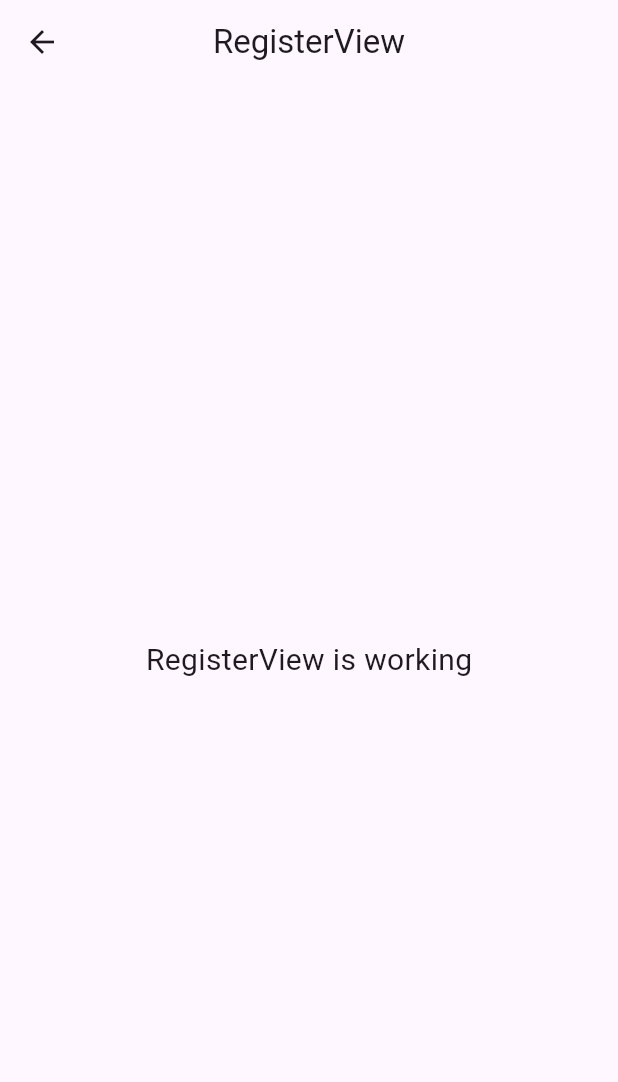
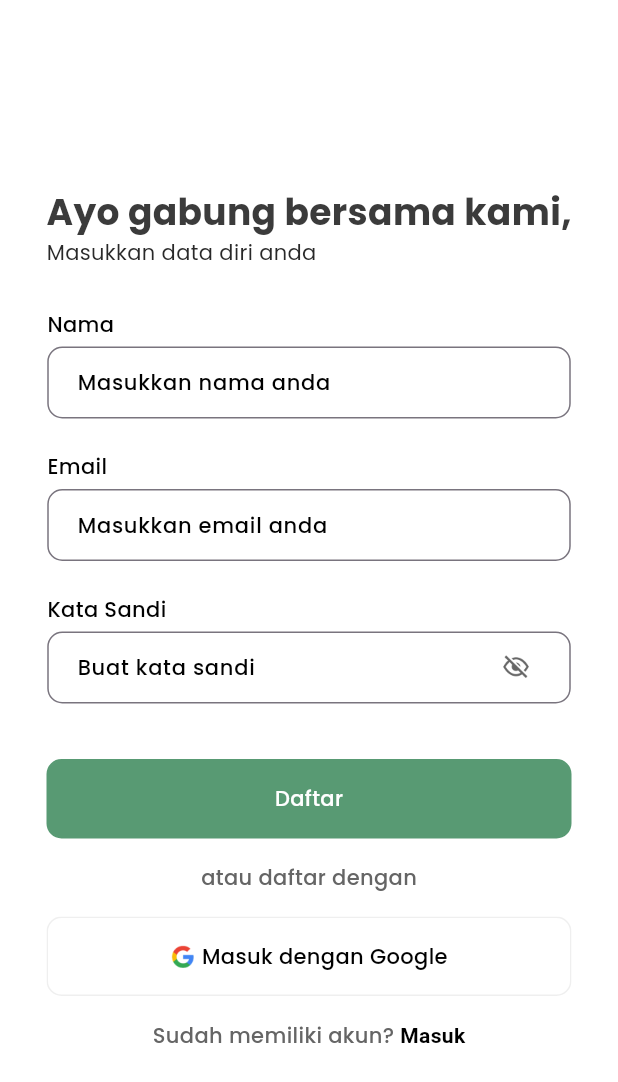
Before and after one commit to MotionHacks4-0/Team4, a Flutter app: the screen it shows after launch, after a tap on "Daftar", on a phone screen of 412 x 824 dp. Shown: the top 1082 px of the screen. Run offline on Flutter 3.47's test engine with Material 3 defaults, Android fonts, the phone set to English and light mode, and no system bars; our stand-ins replace firebase_core, get, google_fonts, smooth_page_indicator; accounts and stored records are empty.

Commit message:
slicing-profile-login-logout

```diff
--- a/lib/app/modules/login/views/login_view.dart
+++ b/lib/app/modules/login/views/login_view.dart
@@ -1,6 +1,7 @@
 import 'package:eco_trip/app/routes/app_pages.dart';
 import 'package:eco_trip/app/utils/app_style.dart';
 import 'package:eco_trip/app/widgets/custom_button.dart';
+import 'package:eco_trip/app/widgets/custom_textform.dart';
 import 'package:flutter/material.dart';
 
 import 'package:get/get.dart';
@@ -26,9 +27,40 @@ class LoginView extends GetView<LoginController> {
               ),
             ),
             SizedBox(height: 28),
+            CustomTextform(title: "Email", textHint: "Your Email"),
+            SizedBox(height: 22),
+            CustomTextform(
+              title: "kata Sandi",
+              textHint: "Password",
+              icon: "eye.png",
+            ),
+            SizedBox(height: 10),
+            Row(
+              children: [
+                Padding(
+                  padding: EdgeInsets.only(left: 18),
+                  child: Obx(() => Checkbox(
+                        value: controller.rememberMe.value,
+                        onChanged: controller.toggleRememberMe,
+                      )),
+                ),
+                Text(
+                  "Ingat saya",
+                  style: Style.headLineStyle5,
+                ),
+                SizedBox(width: 110),
+                GestureDetector(
+                  onTap: () {},
+                  child: Text("Lupa kata sandi?", style: Style.headLineStyle5),
+                ),
+              ],
+            ),
+            SizedBox(height: 30),
             CustomButton(
               text: "Masuk",
-              onPress: () {},
+              onPress: () {
+                Get.toNamed(Routes.PROFILE);
+              },
               textStyle: Style.headLineStyle6,
               col: Style.primaryColor,
               borderColor: Style.primaryColor,
--- a/lib/app/modules/register/views/register_view.dart
+++ b/lib/app/modules/register/views/register_view.dart
@@ -1,3 +1,7 @@
+import 'package:eco_trip/app/routes/app_pages.dart';
+import 'package:eco_trip/app/utils/app_style.dart';
+import 'package:eco_trip/app/widgets/custom_button.dart';
+import 'package:eco_trip/app/widgets/custom_textform.dart';
 import 'package:flutter/material.dart';
 
 import 'package:get/get.dart';
@@ -9,14 +13,81 @@ class RegisterView extends GetView<RegisterController> {
   @override
   Widget build(BuildContext context) {
     return Scaffold(
-      appBar: AppBar(
-        title: const Text('RegisterView'),
-        centerTitle: true,
-      ),
-      body: const Center(
-        child: Text(
-          'RegisterView is working',
-          style: TextStyle(fontSize: 20),
+      backgroundColor: Style.whiteColor,
+      body: Center(
+        child: Column(
+          mainAxisAlignment: MainAxisAlignment.center,
+          crossAxisAlignment: CrossAxisAlignment.center,
+          children: [
+            Padding(
+              padding: EdgeInsets.only(right: 0),
+              child: Text(
+                "Ayo gabung bersama kami,",
+                style: Style.headLineStyle10,
+              ),
+            ),
+            Padding(
+              padding: EdgeInsets.only(right: 170),
+              child: Text(
+                "Masukkan data diri anda",
+                style: Style.headLineStyle9,
+              ),
+            ),
+            SizedBox(height: 28),
+            CustomTextform(title: "Nama", textHint: "Masukkan nama anda"),
+            SizedBox(height: 22),
+            CustomTextform(title: "Email", textHint: "Masukkan email anda"),
+            SizedBox(height: 22),
+            CustomTextform(
+              title: "Kata Sandi",
+              textHint: "Buat kata sandi",
+              icon: "eye.png",
+            ),
+            SizedBox(height: 37),
+            CustomButton(
+              text: "Daftar",
+              onPress: () {},
+              textStyle: Style.headLineStyle6,
+              col: Style.primaryColor,
+              borderColor: Style.primaryColor,
+            ),
+            SizedBox(height: 16),
+            Text(
+              "atau daftar dengan",
+              style: Style.headLineStyle7,
+            ),
+            SizedBox(height: 16),
+            CustomButton(
+              text: "Masuk dengan Google",
+              onPress: () {},
+              icon: "google.png",
+              col: Style.whiteColor,
+              borderColor: Style.greyColor1,
+              textStyle: Style.headLineStyle5,
+            ),
+            SizedBox(height: 16),
+            Row(
+              mainAxisAlignment: MainAxisAlignment.center,
+              children: [
+                Text(
+                  "Sudah memiliki akun? ",
+                  style: Style.headLineStyle7,
+                ),
+                GestureDetector(
+                  onTap: () {
+                    Get.toNamed(Routes.LOGIN);
+                  },
+                  child: Text(
+                    "Masuk",
+                    style: TextStyle(
+                      fontWeight: FontWeight.bold,
+                      color: Colors.black,
+                    ),
+                  ),
+                ),
+              ],
+            ),
+          ],
         ),
       ),
     );
--- a/lib/app/routes/app_pages.dart
+++ b/lib/app/routes/app_pages.dart
@@ -6,6 +6,8 @@ import '../modules/login/bindings/login_binding.dart';
 import '../modules/login/views/login_view.dart';
 import '../modules/onboarding/bindings/onboarding_binding.dart';
 import '../modules/onboarding/views/onboarding_view.dart';
+import '../modules/profile/bindings/profile_binding.dart';
+import '../modules/profile/views/profile_view.dart';
 import '../modules/register/bindings/register_binding.dart';
 import '../modules/register/views/register_view.dart';
 import '../widgets/splash.dart';
@@ -42,5 +44,10 @@ class AppPages {
       page: () => const RegisterView(),
       binding: RegisterBinding(),
     ),
+    GetPage(
+      name: _Paths.PROFILE,
+      page: () => ProfileView(),
+      binding: ProfileBinding(),
+    ),
   ];
 }
--- a/lib/app/routes/app_routes.dart
+++ b/lib/app/routes/app_routes.dart
@@ -8,6 +8,7 @@ abstract class Routes {
   static const ONBOARDING = _Paths.ONBOARDING;
   static const LOGIN = _Paths.LOGIN;
   static const REGISTER = _Paths.REGISTER;
+  static const PROFILE = _Paths.PROFILE;
 }
 
 abstract class _Paths {
@@ -17,4 +18,5 @@ abstract class _Paths {
   static const ONBOARDING = '/onboarding';
   static const LOGIN = '/login';
   static const REGISTER = '/register';
+  static const PROFILE = '/profile';
 }
--- a/lib/app/utils/app_style.dart
+++ b/lib/app/utils/app_style.dart
@@ -10,12 +10,17 @@ class Style {
   static Color whiteColor = const Color(0xFFFFFFFF);
   static Color greyColor1 = const Color(0xFFEFEFEF);
   static Color greyColor2 = const Color(0xFF656565);
-
+  static Color redColor = const Color(0xFFB80A0A);
   static Color blueColor = const Color(0xff4C76A5);
   static TextStyle textStyle = GoogleFonts.poppins(
     fontSize: 16,
     color: textColor,
     fontWeight: FontWeight.w500,
+  );
+  static TextStyle textStyle2 = GoogleFonts.poppins(
+    fontSize: 16,
+    color: Colors.black,
+    fontWeight: FontWeight.bold,
   );
   static TextStyle headLineStyle = GoogleFonts.poppins(
     fontSize: 26,
@@ -55,4 +60,24 @@ class Style {
     color: textColor,
     fontWeight: FontWeight.bold,
   );
+  static TextStyle headLineStyle9 = GoogleFonts.poppins(
+    fontSize: 14,
+    color: Color(0xFF292929),
+  );
+  static TextStyle headLineStyle10 = GoogleFonts.poppins(
+    fontSize: 24,
+    color: textColor,
+    fontWeight: FontWeight.bold,
+  );
+
+  static TextStyle headLineStyle11 = GoogleFonts.poppins(
+    fontSize: 14,
+    color: Color(0xFF589A73),
+    fontWeight: FontWeight.bold,
+  );
+  static TextStyle headLineStyle12 = GoogleFonts.poppins(
+    fontSize: 14,
+    color: blueColor,
+    fontWeight: FontWeight.bold,
+  );
 }
--- /dev/null
+++ b/lib/app/widgets/custom_textform.dart
@@ -0,0 +1,51 @@
+import 'package:eco_trip/app/utils/app_style.dart';
+import 'package:flutter/material.dart';
+
+class CustomTextform extends StatelessWidget {
+  final String title;
+  final String textHint;
+  final String? icon;
+
+  const CustomTextform(
+      {super.key, required this.title, required this.textHint, this.icon});
+
+  @override
+  Widget build(BuildContext context) {
+    return Column(
+      crossAxisAlignment: CrossAxisAlignment.start,
+      children: [
+        Text(title, style: Style.headLineStyle5),
+        const SizedBox(height: 5),
+        SizedBox(
+          width: 349,
+          child: TextFormField(
+            decoration: InputDecoration(
+              hintText: textHint,
+              hintStyle: Style.headLineStyle5,
+              border: OutlineInputBorder(
+                borderRadius: BorderRadius.circular(10),
+              ),
+              contentPadding:
+                  const EdgeInsets.symmetric(horizontal: 16, vertical: 12),
+              suffixIcon: icon != null
+                  ? Padding(
+                      padding: const EdgeInsets.only(right: 12),
+                      child: IconButton(
+                        icon: Image.asset(
+                          'assets/icons/$icon',
+                          width: 20,
+                          height: 20,
+                        ),
+                        onPressed: () {
+                          // Handle onTap
+                        },
+                      ),
+                    )
+                  : null,
+            ),
+          ),
+        ),
+      ],
+    );
+  }
+}
```
Also changed, not shown: lib/app/modules/login/controllers/login_controller.dart (+16 -3 lines), lib/app/modules/profile/bindings/profile_binding.dart (added, +12 -0 lines), lib/app/modules/profile/controllers/profile_controller.dart (added, +26 -0 lines), lib/app/modules/profile/views/profile_view.dart (added, +117 -0 lines), lib/app/widgets/profile_info_tile.dart (added, +63 -0 lines), assets/icons/eye.png (added).
